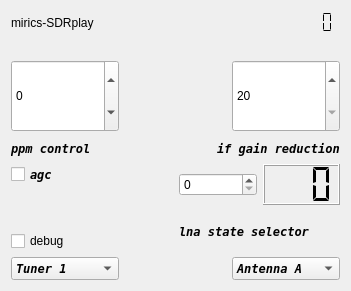
JvanKatwijk/qt-dab, file devices/sdrplay-handler-v2/sdrplay-widget-v2.ui: the form before one commit.
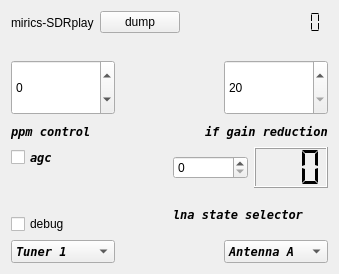
The form after the commit.

Commit message: added xml files support (airspy/sdrplay)

```diff
--- a/devices/sdrplay-handler-v2/sdrplay-widget-v2.ui
+++ b/devices/sdrplay-handler-v2/sdrplay-widget-v2.ui
@@ -6,8 +6,8 @@
    <rect>
     <x>0</x>
     <y>0</y>
-    <width>351</width>
-    <height>291</height>
+    <width>339</width>
+    <height>274</height>
    </rect>
   </property>
   <property name="sizePolicy">
@@ -29,6 +29,17 @@
        </property>
       </widget>
      </item>
+     <item>
+      <widget class="QPushButton" name="dumpButton">
+       <property name="toolTip">
+        <string>Dumping in a specialized format, the xml format, very experimental.
+The recording can be read in by the xml file handler</string>
+       </property>
+       <property name="text">
+        <string>dump</string>
+       </property>
+      </widget>
+     </item>
      <item>
       <spacer name="horizontalSpacer_4">
        <property name="orientation">
```
The commit also changes 44 other files.
